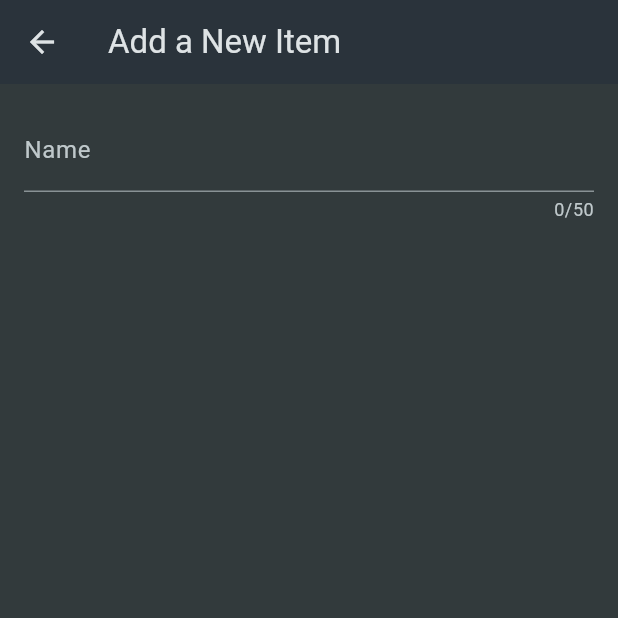
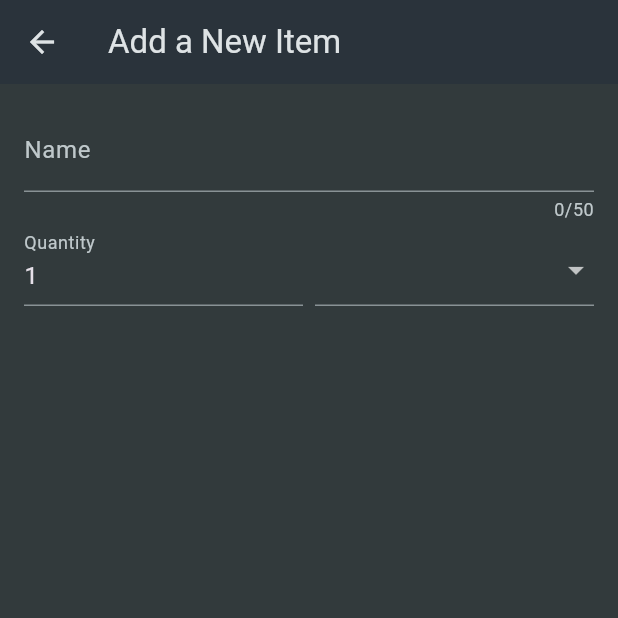
Before and after one commit to Defalt2-O/shopping_list, a Flutter app: the NewItemScreen screen opened directly, on a phone screen of 412 x 824 dp, the top half of it. Run offline on Flutter 3.47's test engine with Material 3 defaults, Android fonts, the phone set to English and light mode, and no system bars.

Commit message:
Dropdown button and quantity text field added.

```diff
--- a/lib/screens/new_item.dart
+++ b/lib/screens/new_item.dart
@@ -1,4 +1,7 @@
+import 'package:flutter/cupertino.dart';
 import 'package:flutter/material.dart';
+import 'package:flutter/widgets.dart';
+import 'package:shopping_list/data/categories.dart';
 
 class NewItemScreen extends StatefulWidget {
   const NewItemScreen({super.key});
@@ -30,6 +33,47 @@ class _NewItemScreenState extends State<NewItemScreen> {
                   return 'Demo...';
                 },
               ),
+              Row(
+                crossAxisAlignment: CrossAxisAlignment.end,
+                children: [
+                  Expanded(
+                    child: TextFormField(
+                      initialValue: '1',
+                      decoration: const InputDecoration(
+                        label: Text('Quantity'),
+                      ),
+                    ),
+                  ),
+                  const SizedBox(
+                    width: 8,
+                  ),
+                  Expanded(
+                    child: DropdownButtonFormField(
+                      items: [
+                        for (final category in categories.entries)
+                          DropdownMenuItem(
+                            value: category.value,
+                            child: Row(
+                              children: [
+                                Icon(
+                                  Icons.square,
+                                  color: category.value.color,
+                                ),
+                                const SizedBox(
+                                  width: 6,
+                                ),
+                                Text(
+                                  category.value.title,
+                                ),
+                              ],
+                            ),
+                          ),
+                      ],
+                      onChanged: (value) {},
+                    ),
+                  ),
+                ],
+              )
             ],
           ),
         ),
```
